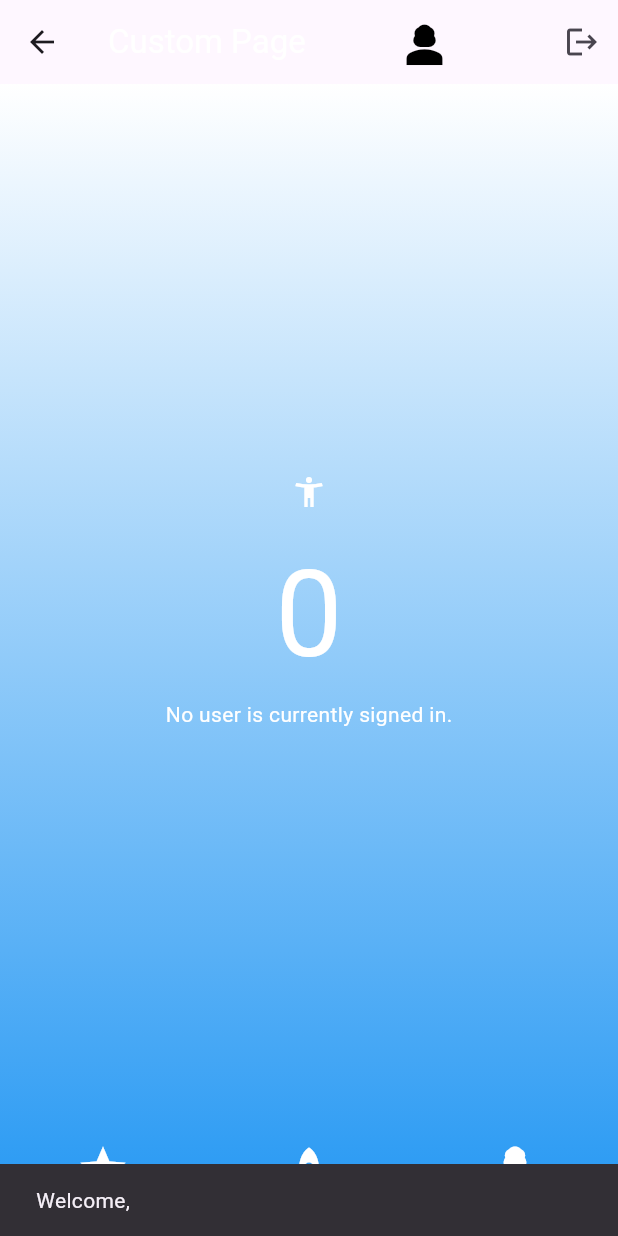
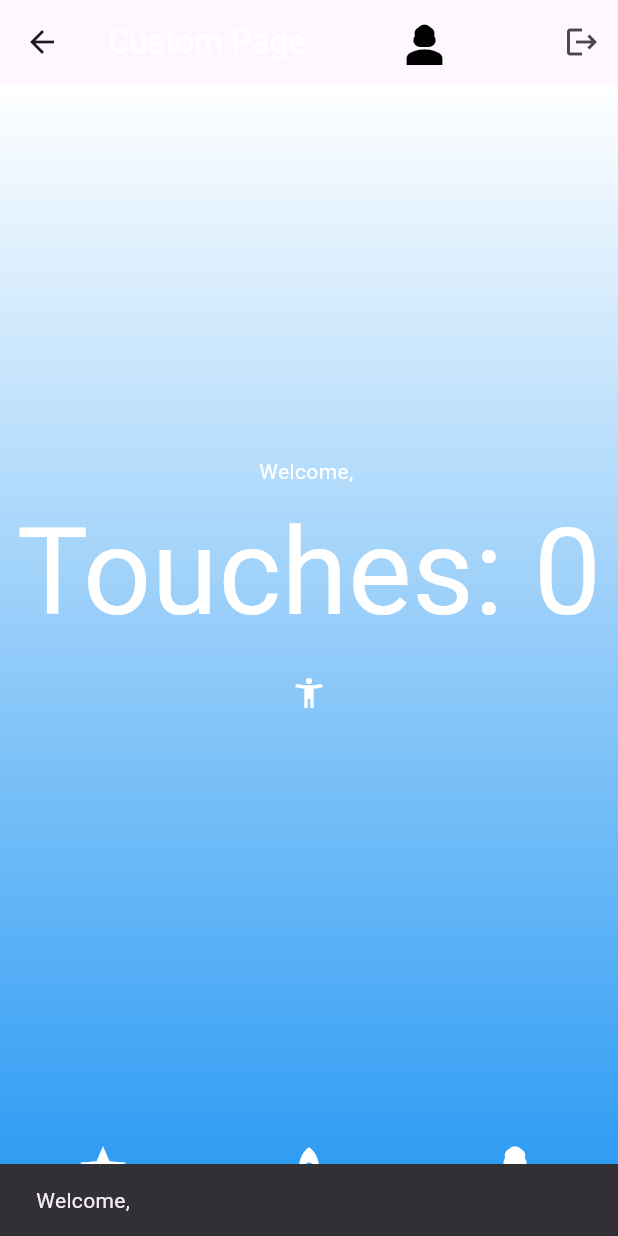
Before and after one commit to mariaandreealavric/TOO-Taps, a Flutter app: the ClassificaPage screen opened directly, item 3 of the bottom bar chosen, after a tap on the "accessibility new" icon, on a phone screen of 412 x 824 dp. Run offline on Flutter 3.47's test engine with Material 3 defaults, Android fonts, the phone set to English and light mode, and no system bars; our stand-ins replace cloud_firestore, firebase_auth, firebase_core, flutter_local_notifications, image_picker, logger and 2 more; accounts and stored records are empty.

Commit message:
1 commento delle operazione di log in e regristrazione, commento delle zone che utilizzano firebase, creazione di mock per creare un profilo esempio, problema riscontrato: Could not find the correct Provider<ProfileProvider> above this ImageListPage Widget

```diff
--- /dev/null
+++ b/lib/Models/mock_models.dart.dart
@@ -0,0 +1,31 @@
+// Mock AuthModel
+import 'package:fingerfy/Models/profile_model.dart';
+import 'auth_model.dart';
+
+class MockAuthModel extends AuthModel {
+  MockAuthModel()
+      : super(
+    uid: 'example_uid',
+    email: 'example@example.com',
+    displayName: 'Example User',
+    photoUrl: 'https://example.com/photo.jpg',
+  );
+}
+
+// Mock ProfileModel
+class MockProfileModel extends ProfileModel {
+  MockProfileModel()
+      : super(
+    uid: 'example_uid',
+    displayName: 'Example User',
+    email: 'example@example.com',
+    photoUrl: 'https://example.com/photo.jpg',
+    touches: 5,
+    scrolls: 10,
+    trophies: ['Trophy1', 'Trophy2'],
+    challenges: [
+      {'name': 'Challenge1', 'completed': false},
+      {'name': 'Challenge2', 'completed': true}
+    ],
+  );
+}
--- a/lib/Models/profile_model.dart
+++ b/lib/Models/profile_model.dart
@@ -1,3 +1,5 @@
+
+
 class ProfileModel {
   final String uid;
   final String displayName;
--- a/lib/Views/image_list_page.dart
+++ b/lib/Views/image_list_page.dart
@@ -61,12 +61,19 @@ class ImageListPageState extends State<ImageListPage> with SingleTickerProviderS
   @override
   Widget build(BuildContext context) {
     _logger.i('ImageListPage: Building with userID ${widget.userID}');
-    final themeProvider = context.watch<ThemeProvider>();
-    final profileProvider = context.watch<ProfileProvider>();
+    final themeProvider = Provider.of<ThemeProvider>(context, listen: true); // Ensure correct context
+    final profileProvider = Provider.of<ProfileProvider>(context, listen: true); // Ensure correct context
     _logger.i('ImageListPage: profileProvider is $profileProvider');
 
-    if (profileProvider.profile == null) {
+    final profile = profileProvider.profile;
+
+    if (profile == null) {
       return const Center(child: CircularProgressIndicator());
+    }
+
+    if (!_isWelcomeMessageShown) {
+      _isWelcomeMessageShown = true;
+      _showWelcomeSnackbar(profile.displayName);
     }
 
     return GestureDetector(
@@ -103,7 +110,7 @@ class ImageListPageState extends State<ImageListPage> with SingleTickerProviderS
                       child: Column(
                         mainAxisAlignment: MainAxisAlignment.center,
                         children: [
-                          StreamBuilder<DocumentSnapshot>(
+                          /*StreamBuilder<DocumentSnapshot>(
                             stream: FirebaseFirestore.instance
                                 .collection('users')
                                 .doc(widget.userID)
@@ -128,25 +135,19 @@ class ImageListPageState extends State<ImageListPage> with SingleTickerProviderS
                                 onPressed: () {},
                               );
                             },
+                          ),*/
+                          Text(
+                            'Welcome, ${profile.displayName}',
+                            style: const TextStyle(color: Colors.white),
                           ),
-                          Consumer<ProfileProvider>(
-                            builder: (context, provider, child) {
-                              return Text(
-                                '${provider.profile?.touches ?? 0}',
-                                style: const TextStyle(fontSize: 80, color: Colors.white),
-                              );
-                            },
+                          Text(
+                            'Touches: ${profile.touches}',
+                            style: const TextStyle(color: Colors.white, fontSize: 80),
                           ),
-                          if (userData != null)
-                            Text(
-                              'Welcome, ${userData!['displayName'] ?? 'User'}',
-                              style: const TextStyle(color: Colors.white),
-                            )
-                          else
-                            const Text(
-                              'No user is currently signed in.',
-                              style: TextStyle(color: Colors.white),
-                            ),
+                          IconButton(
+                            icon: const Icon(Icons.accessibility_new, color: Colors.white),
+                            onPressed: () {},
+                          ),
                         ],
                       ),
                     ),
--- a/lib/Views/profilo.dart
+++ b/lib/Views/profilo.dart
@@ -3,6 +3,7 @@ import 'package:flutter/material.dart';
 import 'package:provider/provider.dart';
 import 'package:image_picker/image_picker.dart';
 import 'dart:io';
+// import 'package:cloud_firestore/cloud_firestore.dart'; // Commenta l'importazione di Firestore
 import 'package:fingerfy/services/auth_service.dart';
 import 'challenge.dart';
 
@@ -25,7 +26,8 @@ class ProfilePageState extends State<ProfilePage> {
     super.initState();
     WidgetsBinding.instance.addPostFrameCallback((_) {
       final profileProvider = Provider.of<ProfileProvider>(context, listen: false);
-      profileProvider.startListening(widget.userID);
+      // Utilizza i dati mock
+      profileProvider.setMockProfile(widget.userID);
       _nameController.text = profileProvider.profile?.displayName ?? '';
     });
   }
@@ -58,6 +60,7 @@ class ProfilePageState extends State<ProfilePage> {
             onPressed: () async {
               if (_isEditing) {
                 if (_image != null) {
+                  // Carica l'immagine mock
                   String imageUrl = await authService.uploadProfileImage(profileData!.uid, _image!);
                   profileProvider.updateProfile(profileData.copyWith(photoUrl: imageUrl));
                 }
--- a/lib/main.dart
+++ b/lib/main.dart
@@ -1,11 +1,9 @@
-import 'package:fingerfy/Providers/Contatori/scroll_counter.dart';
-import 'package:fingerfy/Providers/Contatori/touch_counter.dart';
 import 'package:fingerfy/Services/auth_service.dart';
 import 'package:fingerfy/Views/challenge.dart';
 import 'package:fingerfy/Views/classifica_page.dart';
 import 'package:fingerfy/Views/profilo.dart';
 import 'package:fingerfy/Views/scroll_meter.dart';
-import 'package:fingerfy/config/firebase_options.dart';
+// import 'package:fingerfy/config/firebase_options.dart'; // Commentato per evitare l'utilizzo di Firebase
 import 'package:fingerfy/providers/challenge_provider.dart';
 import 'package:fingerfy/providers/profile_provider.dart';
 import 'package:fingerfy/providers/theme_provider.dart';
@@ -13,21 +11,25 @@ import 'package:fingerfy/services/notification_service.dart';
 import 'package:fingerfy/views/auth/login_page.dart';
 import 'package:fingerfy/views/auth/signup_page.dart';
 import 'package:fingerfy/views/image_list_page.dart';
-import 'package:firebase_auth/firebase_auth.dart';
+// import 'package:firebase_auth/firebase_auth.dart'; // Commentato per evitare l'utilizzo di Firebase
 import 'package:flutter/material.dart';
 import 'package:provider/provider.dart';
-import 'package:firebase_core/firebase_core.dart';
+// import 'package:firebase_core/firebase_core.dart'; // Commentato per evitare l'utilizzo di Firebase
 import 'package:flutter_local_notifications/flutter_local_notifications.dart';
 import 'package:timezone/data/latest.dart' as tz;
 import 'package:logger/logger.dart';
+
+import 'Models/mock_models.dart.dart';
 
 final FlutterLocalNotificationsPlugin flutterLocalNotificationsPlugin = FlutterLocalNotificationsPlugin();
 
 void main() async {
   WidgetsFlutterBinding.ensureInitialized();
+  /*
   await Firebase.initializeApp(
     options: DefaultFirebaseOptions.currentPlatform,
   );
+  */
 
   tz.initializeTimeZones();
 
@@ -41,10 +43,15 @@ void main() async {
         ChangeNotifierProvider(create: (_) => ThemeProvider()),
         ChangeNotifierProvider(create: (_) => ChallengeProvider()),
         ChangeNotifierProvider(create: (_) => ProfileProvider()),
+        // Usa i mock models qui
+        Provider<MockAuthModel>(create: (_) => MockAuthModel()),
+        Provider<MockProfileModel>(create: (_) => MockProfileModel()),
+        /*
         StreamProvider<User?>.value(
           value: FirebaseAuth.instance.authStateChanges(),
           initialData: null,
         ),
+        */
       ],
       child: const MyApp(),
     ),
@@ -80,20 +87,13 @@ class MyApp extends StatelessWidget {
           return MaterialPageRoute(
             builder: (context) => AuthCheck(
               builder: (context, userID) {
-                switch (settings.name) {
-                  case '/imageList':
-                    return ImageListPage(userID: userID);
-                  case '/scrollMeter':
-                    return ScrollMeterPage(userID: userID);
-                  case '/classifica':
-                    return ClassificaPage(userID: userID);
-                  case '/profile':
-                    return ProfilePage(userID: userID);
-                  case '/challenge':
-                    return ChallengePage(userID: userID);
-                  default:
-                    return const LoginPage();
-                }
+                return MultiProvider(
+                  providers: [
+                    // Ensure ProfileProvider is available here.
+                    Provider<ProfileProvider>(create: (_) => ProfileProvider()),
+                  ],
+                  child: _buildPageForRoute(settings.name!, userID),
+                );
               },
             ),
           );
@@ -108,6 +108,23 @@ class MyApp extends StatelessWidget {
       },
     );
   }
+
+  Widget _buildPageForRoute(String name, String userID) {
+    switch (name) {
+      case '/imageList':
+        return ImageListPage(userID: userID);
+      case '/scrollMeter':
+        return ScrollMeterPage(userID: userID);
+      case '/classifica':
+        return ClassificaPage(userID: userID);
+      case '/profile':
+        return ProfilePage(userID: userID);
+      case '/challenge':
+        return ChallengePage(userID: userID);
+      default:
+        return const LoginPage();
+    }
+  }
 }
 
 class AuthCheck extends StatefulWidget {
@@ -120,74 +137,32 @@ class AuthCheck extends StatefulWidget {
 }
 
 class _AuthCheckState extends State<AuthCheck> {
-  late Future<void> _initFuture;
   final Logger _logger = Logger();
 
   @override
   void initState() {
     super.initState();
-    _initFuture = _initializeProfileProvider();
-  }
+    WidgetsBinding.instance.addPostFrameCallback((_) {
+      final profileProvider = Provider.of<ProfileProvider>(context, listen: false);
+      final mockAuth = Provider.of<MockAuthModel>(context, listen: false);
 
-  Future<void> _initializeProfileProvider() async {
-    final user = Provider.of<User?>(context, listen: false);
-    if (user != null) {
-      _logger.i('Initializing ProfileProvider for user ${user.uid}');
-      final profileProvider = Provider.of<ProfileProvider>(context, listen: false);
-      await profileProvider.ensureProfileExists(user.uid); // Assicurati che il profilo esista
-      await profileProvider.startListening(user.uid);
-    } else {
-      _logger.i('No user found');
-    }
+      if (mockAuth != null) {
+        profileProvider.setMockProfile(mockAuth.uid);
+        _logger.i('Profile set for mock user: ${mockAuth.uid}');
+      }
+    });
   }
 
   @override
   Widget build(BuildContext context) {
-    final user = Provider.of<User?>(context);
-    _logger.i('AuthCheck: user is $user');
+    final mockAuth = Provider.of<MockAuthModel>(context);
+    _logger.i('AuthCheck: user is $mockAuth');
 
-    if (user == null) {
+    if (mockAuth == null) {
       return const LoginPage();
     }
 
-    return FutureBuilder<void>(
-      future: _initFuture,
-      builder: (context, snapshot) {
-        if (snapshot.connectionState == ConnectionState.waiting) {
-          return const Center(child: CircularProgressIndicator());
-        } else if (snapshot.hasError) {
-          _logger.e('Error in FutureBuilder: ${snapshot.error}');
-          return const Center(child: Text('Errore nel caricamento del profilo'));
-        } else {
-          final profileProvider = Provider.of<ProfileProvider>(context);
-          _logger.i('ProfileProvider state: isLoading=${profileProvider.isLoading}, profile=${profileProvider.profile}, error=${profileProvider.errorMessage}');
-          if (profileProvider.isLoading) {
-            return const Center(child: CircularProgressIndicator());
-          } else if (profileProvider.profile != null) {
-            return MultiProvider(
-              providers: [
-                ChangeNotifierProxyProvider<ProfileProvider, TouchCounter>(
-                  create: (_) => TouchCounter(profileProvider.profile!),
-                  update: (_, profileProvider, touchCounter) => touchCounter!..updateProfile(profileProvider.profile!),
-                ),
-                ChangeNotifierProxyProvider<ProfileProvider, ScrollCounter>(
-                  create: (_) => ScrollCounter(profileProvider.profile!),
-                  update: (_, profileProvider, scrollCounter) => scrollCounter!..updateProfile(profileProvider.profile!),
-                ),
-              ],
-              child: Builder(
-                builder: (context) {
-                  _logger.i('AuthCheck: Building builder context');
-                  return widget.builder(context, user.uid);
-                },
-              ),
-            );
-          } else {
-            return const Center(child: Text('Errore nel caricamento del profilo'));
-          }
-        }
-      },
-    );
+    return widget.builder(context, mockAuth.uid);
   }
 }
 
@@ -201,22 +176,22 @@ class HomePage extends StatelessWidget {
     return Scaffold(
       body: GestureDetector(
         onTap: () {
-          // Directly navigate to '/imageList' when any part of the page is tapped
+          // Naviga direttamente a '/imageList' quando qualsiasi parte della pagina viene toccata
           Navigator.pushNamed(context, '/imageList');
         },
         child: Container(
           decoration: themeProvider.boxDecoration,
-          child: Center(
+          child: const Center(
             child: Column(
               mainAxisAlignment: MainAxisAlignment.center,
               children: <Widget>[
-                const Icon(
+                Icon(
                   Icons.rocket,
                   size: 100,
                   color: Colors.white,
                 ),
-                const SizedBox(height: 20),
-                const Text(
+                SizedBox(height: 20),
+                Text(
                   'Image Broker',
                   style: TextStyle(
                     color: Colors.white,
@@ -224,26 +199,27 @@ class HomePage extends StatelessWidget {
                     fontSize: 24,
                   ),
                 ),
-                const SizedBox(height: 20),
-                const SizedBox(height: 20),
-                Row(
-                  mainAxisAlignment: MainAxisAlignment.center,
-                  children: <Widget>[
-                    ElevatedButton(
-                      onPressed: () {
-                        Navigator.pushNamed(context, '/imageList'); // Bypass signup
-                      },
-                      child: const Text('Registrati'),
-                    ),
-                    const SizedBox(width: 20),
-                    ElevatedButton(
-                      onPressed: () {
-                        Navigator.pushNamed(context, '/imageList'); // Bypass login
-                      },
-                      child: const Text('Accedi'),
-                    ),
-                  ],
-                ),
+                SizedBox(height: 20),
+                SizedBox(height: 20),
+                // Commentato i pulsanti "Registrati" e "Accedi"
+                // Row(
+                //   mainAxisAlignment: MainAxisAlignment.center,
+                //   children: <Widget>[
+                //     ElevatedButton(
+                //       onPressed: () {
+                //         Navigator.pushNamed(context, '/imageList'); // Bypass signup
+                //       },
+                //       child: const Text('Registrati'),
+                //     ),
+                //     const SizedBox(width: 20),
+                //     ElevatedButton(
+                //       onPressed: () {
+                //         Navigator.pushNamed(context, '/imageList'); // Bypass login
+                //       },
+                //       child: const Text('Accedi'),
+                //     ),
+                //   ],
+                // ),
               ],
             ),
           ),
```
Also changed, not shown: lib/Providers/profile_provider.dart (+27 -100 lines), lib/Views/scroll_meter.dart (+18 -29 lines), lib/services/auth_service.dart (+73 -32 lines).
